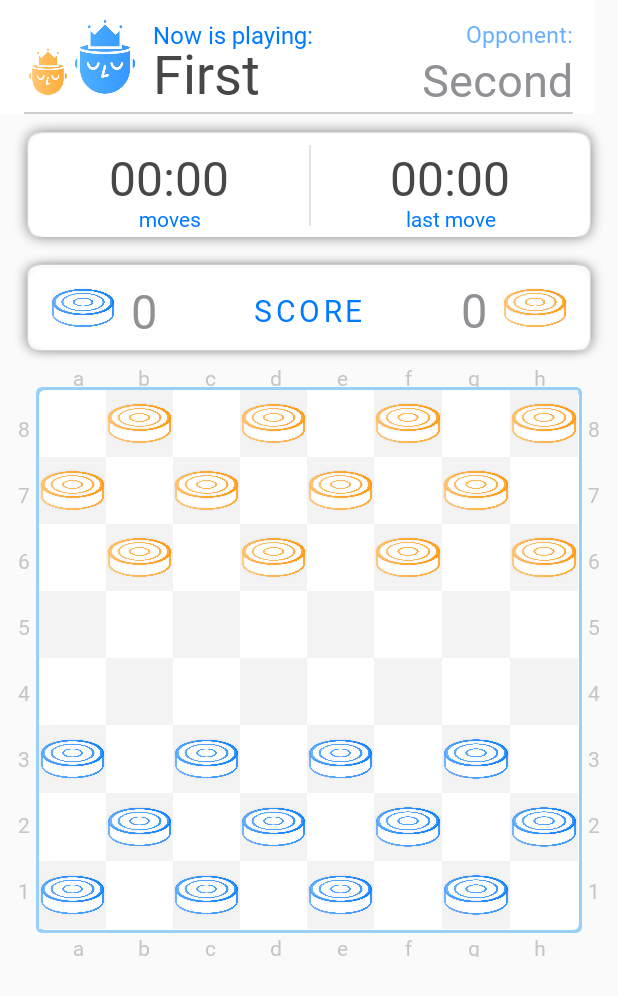
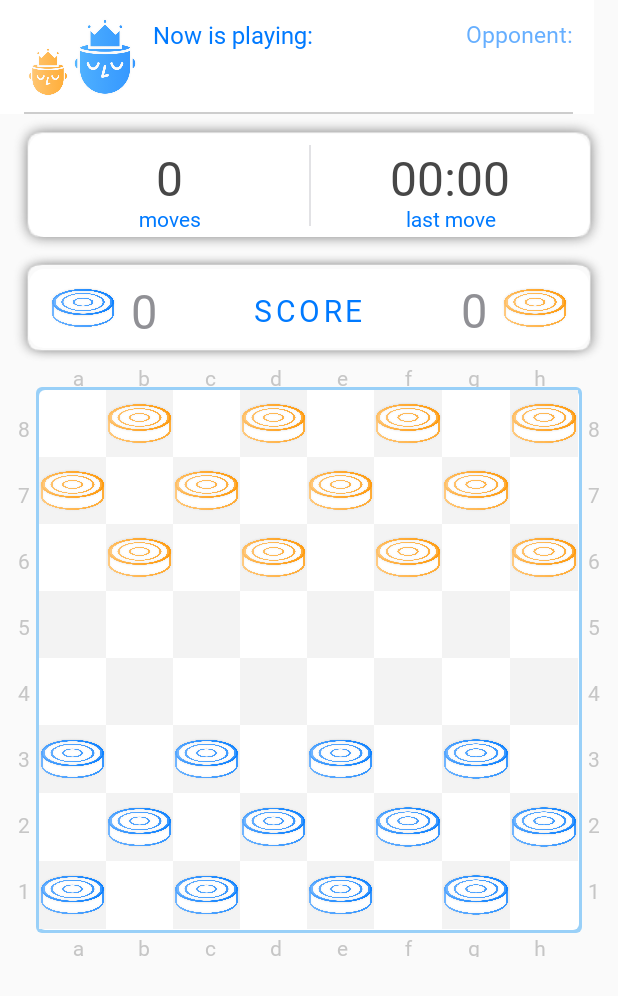
Before and after one commit to marlockd/CheckersApp, an Android app: the GameActivity screen opened directly, with no data from a screen before it, on a phone screen of 412 x 824 dp. Shown: the top 996 px of the screen. Run offline under Robolectric (Android 15) with nearby library versions, the phone set to English and light mode, and no system bars.

Commit message:
some improvements

```diff
--- a/app/src/main/java/ru/spbstu/checkersapp/GameActivity.kt
+++ b/app/src/main/java/ru/spbstu/checkersapp/GameActivity.kt
@@ -35,7 +35,7 @@ class GameActivity : AppCompatActivity() {
         tb_action_hidden, game_counter_first, counter_top_time, counter_top_moves, counter_top_moves_count,
         game_counter_second, counter_score_player1, counter_score_player2, game_grid, resources.displayMetrics)
 
-        env.initAll(init, getString(R.string.playing_now))
+        env.initAll(init, intent, getString(R.string.playing_now))
 
     for (i in 0 until Grid().gameCells.size) when (i) {
         in 0..11 -> gridCells.cells[Grid().gameCells[i]] = Pair(Cell(cellById(Grid().gameCells[i]), "default", "00"),
--- a/app/src/main/java/ru/spbstu/checkersapp/logic/Env.kt
+++ b/app/src/main/java/ru/spbstu/checkersapp/logic/Env.kt
@@ -1,5 +1,6 @@
 package ru.spbstu.checkersapp.logic
 
+import android.content.Intent
 import android.support.constraint.ConstraintLayout
 import android.support.v7.widget.Toolbar
 import android.util.DisplayMetrics
@@ -30,13 +31,14 @@ data class Env(val toolbar: Toolbar, val tbPlayer1: TextView, val tbPlayer2: Tex
 
     fun updateMoves(init: Init) {
         counterMoves.text = init.movesList.last().second
-        movesCount.text = buildString { append(init.movesList.size).append(" ").append("moves") }
+        counterTime.text = init.movesList.size.toString()
     }
 
-    fun initAll(init: Init, actual: String) {
+    fun initAll(init: Init, intent: Intent, actual: String) {
         setWidth(normalWidth(0.04))
         tbAction1.text = actual
         tbVersus.visibility = View.VISIBLE
+        init.setNames(intent)
         tbPlayer1.text = init.firstPlayer
         tbPlayer2.text = init.secondPlayer
         updateScores(init)
--- a/app/src/main/java/ru/spbstu/checkersapp/logic/Init.kt
+++ b/app/src/main/java/ru/spbstu/checkersapp/logic/Init.kt
@@ -25,6 +25,10 @@ data class Init(var turn: Int, var firstPlayer: String, var secondPlayer: String
         env.scoreSecond.text = scoreSecond.toString()
     }
 
-
+    fun isEnd(): Int = when {
+            scoreFirst == 12 -> 1
+            scoreSecond == 12 -> 2
+            else -> 0
+        }
 
 }
--- a/app/src/main/res/layout/counter_time_moves.xml
+++ b/app/src/main/res/layout/counter_time_moves.xml
@@ -33,7 +33,7 @@
             android:translationY="4dp"
             android:fontFamily="@font/gerbera_regular"
             android:textColor="@color/gray_dark"
-            android:text="00:00" />
+            android:text="0" />
 
         <TextView
             android:id="@+id/counter_top_moves_count"
```
Also changed, not shown: app/src/main/java/ru/spbstu/checkersapp/data/GridCells.kt (+7 -27 lines), app/src/main/java/ru/spbstu/checkersapp/logic/Move.kt (+8 -10 lines), 1 other file.
